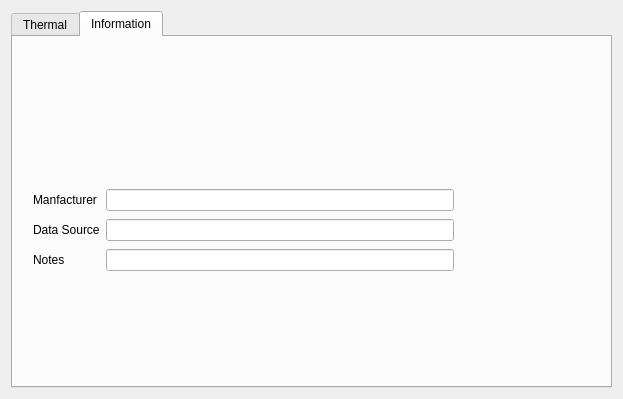
ghorwin/SIM-VICUS, file SIM-VICUS/src/SVDBMaterialEditWidget.ui: the form before one commit.
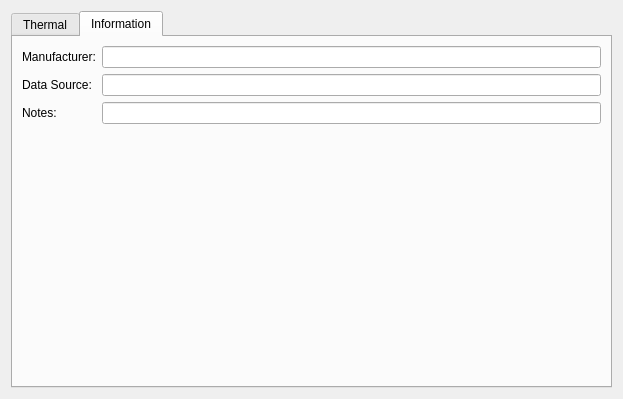
The form after the commit. The open tabs and pages were chosen to show the change. Custom widgets are drawn as their Qt base class.

Commit message: edit material ui's

```diff
--- a/SIM-VICUS/src/SVDBMaterialEditWidget.ui
+++ b/SIM-VICUS/src/SVDBMaterialEditWidget.ui
@@ -109,60 +109,67 @@
       <attribute name="title">
        <string>Information</string>
       </attribute>
-      <widget class="QWidget" name="layoutWidget">
-       <property name="geometry">
-        <rect>
-         <x>20</x>
-         <y>150</y>
-         <width>421</width>
-         <height>89</height>
-        </rect>
-       </property>
+      <layout class="QGridLayout" name="gridLayout_5">
+       <item row="0" column="0">
        <layout class="QGridLayout" name="gridLayout_4">
         <item row="0" column="0">
          <widget class="QLabel" name="labelDensity_2">
           <property name="text">
-           <string>Manfacturer</string>
+            <string>Manufacturer:</string>
           </property>
          </widget>
         </item>
         <item row="0" column="1">
-         <widget class="QtExt::ValidatingLineEdit" name="lineEditDensity_2">
+          <widget class="QtExt::LanguageStringEditWidget1" name="lineEditManufacturer">
           <property name="text">
-           <string/>
+            <string notr="true"/>
           </property>
          </widget>
         </item>
         <item row="1" column="0">
          <widget class="QLabel" name="labelDensity_3">
           <property name="text">
-           <string>Data Source</string>
+            <string>Data Source:</string>
           </property>
          </widget>
         </item>
         <item row="1" column="1">
-         <widget class="QtExt::ValidatingLineEdit" name="lineEditDensity_3">
+          <widget class="QtExt::LanguageStringEditWidget1" name="lineEditDataSource">
           <property name="text">
-           <string/>
+            <string notr="true"/>
           </property>
          </widget>
         </item>
         <item row="2" column="0">
          <widget class="QLabel" name="labelDensity_4">
           <property name="text">
-           <string>Notes</string>
+            <string>Notes:</string>
           </property>
          </widget>
         </item>
         <item row="2" column="1">
-         <widget class="QtExt::ValidatingLineEdit" name="lineEditDensity_4">
+          <widget class="QtExt::LanguageStringEditWidget1" name="lineEditNotes">
           <property name="text">
-           <string/>
+            <string notr="true"/>
           </property>
          </widget>
         </item>
        </layout>
-      </widget>
+       </item>
+       <item row="1" column="0">
+        <spacer name="verticalSpacer">
+         <property name="orientation">
+          <enum>Qt::Vertical</enum>
+         </property>
+         <property name="sizeHint" stdset="0">
+          <size>
+           <width>20</width>
+           <height>234</height>
+          </size>
+         </property>
+        </spacer>
+       </item>
+      </layout>
      </widget>
     </widget>
    </item>
```
Left out of the diff: 49 changed lines with no effect on the pictures. Lines whose indentation alone changed are shown as unchanged. The commit also changes 3 other files.
